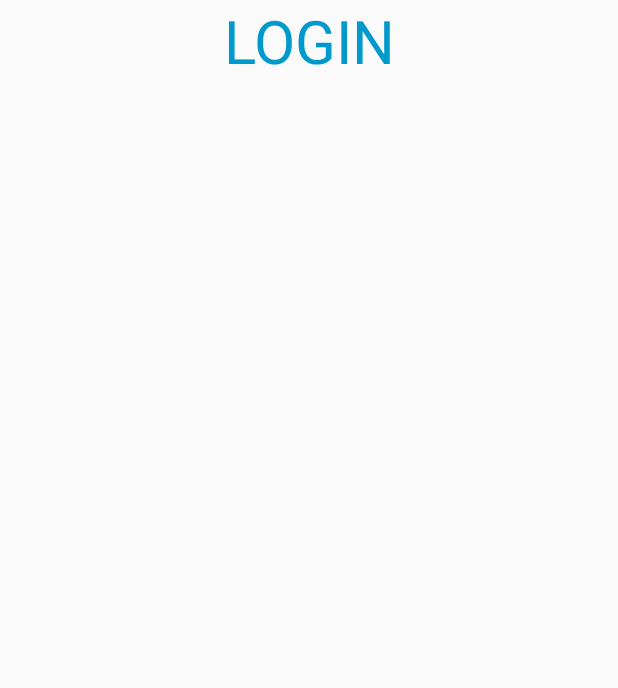
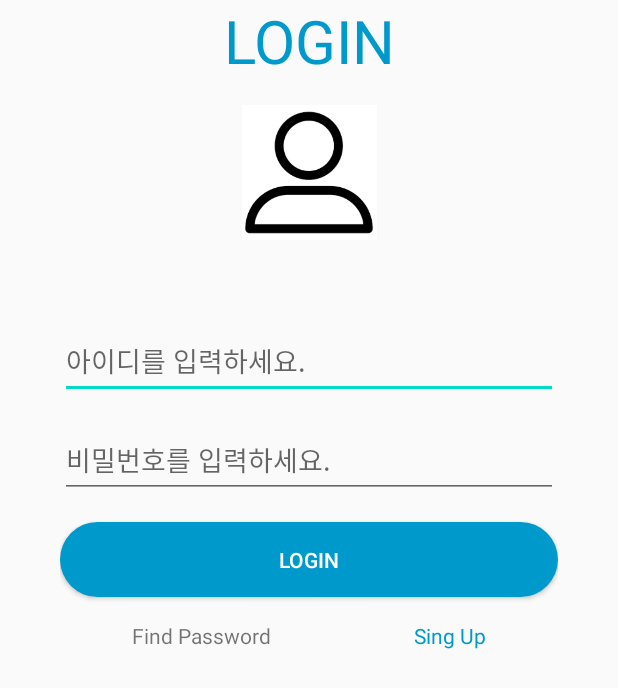
Before and after one commit to kim-soohyeon/gachi_salrim, an Android app: the layout activity_login.xml on its own in the app's theme, with its tools: preview values and no code run, on a phone screen of 412 x 824 dp. Shown: the top 688 px of the screen. Run offline under Robolectric (Android 15) with nearby library versions, the phone set to English and light mode, and no system bars.

Commit message:
로그이미지 원복

```diff
--- a/app/src/main/res/layout/activity_login.xml
+++ b/app/src/main/res/layout/activity_login.xml
@@ -20,7 +20,7 @@
 
     <ImageView
         android:layout_width="match_parent"
-        android:layout_height="1000090dp"
+        android:layout_height="90dp"
         android:background="@null"
         android:src="@drawable/default_profile"
         android:layout_gravity="center"
```
